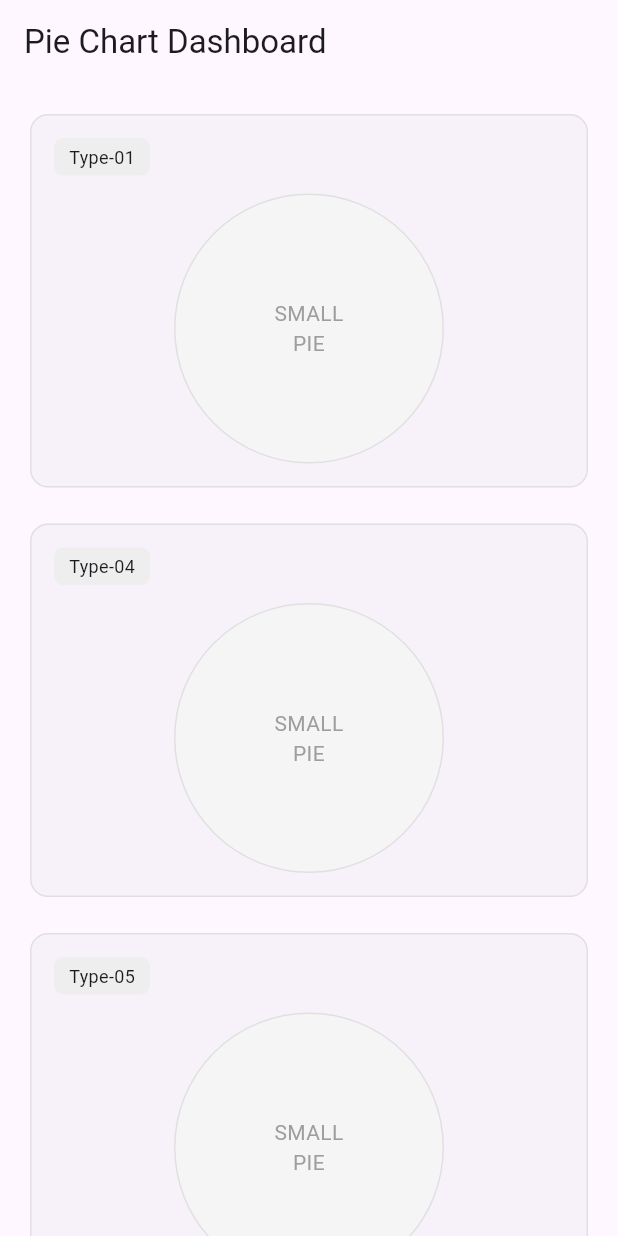
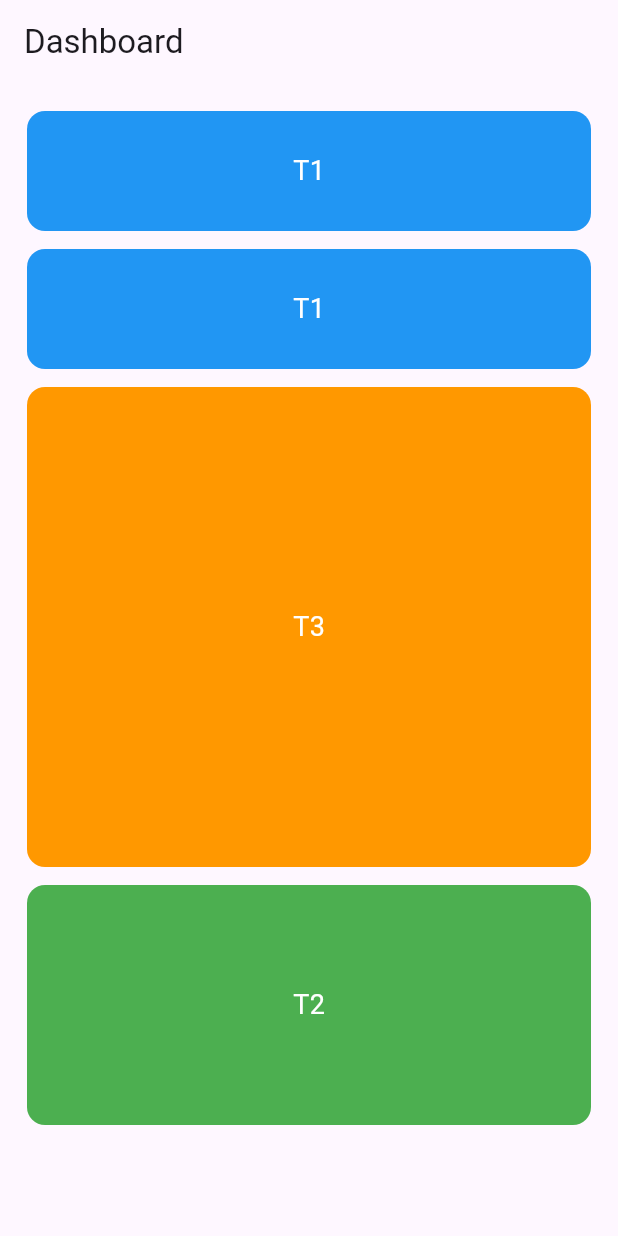
Before and after one commit to zVoid24/scube_app, a Flutter app: the screen it shows after launch, on a phone screen of 412 x 824 dp. Run offline on Flutter 3.47's test engine with Material 3 defaults, Android fonts, the phone set to English and light mode, and no system bars; our stand-ins replace fl_chart, get, open_file, syncfusion_flutter_charts, syncfusion_flutter_datagrid; missing offline and left inert: syncfusion_flutter_pdf, syncfusion_flutter_xlsio.

Commit message:
feat: implemented layout engine for custom card building

```diff
--- a/lib/main.dart
+++ b/lib/main.dart
@@ -1,9 +1,49 @@
+import 'dart:math';
+
 import 'package:flutter/material.dart';
-import 'package:flutter_application_1/presentation/pages/pie_dashboard_screen.dart';
 
 void main() {
   runApp(const MyApp());
 }
+
+/* ================= MODELS ================= */
+
+enum CardType { t1, t2, t3, t4 }
+
+class DashCard {
+  final CardType type;
+  const DashCard(this.type);
+}
+
+/* Height units for algorithm */
+int heightUnit(CardType type) {
+  switch (type) {
+    case CardType.t1:
+      return 1;
+    case CardType.t2:
+      return 2;
+    case CardType.t3:
+      return 3;
+    case CardType.t4:
+      return 0; // excluded
+  }
+}
+
+/* Visual base heights */
+double visualHeight(CardType type) {
+  switch (type) {
+    case CardType.t1:
+      return 80;
+    case CardType.t2:
+      return 160;
+    case CardType.t3:
+      return 320;
+    case CardType.t4:
+      return 120;
+  }
+}
+
+/* ================= APP ================= */
 
 class MyApp extends StatelessWidget {
   const MyApp({super.key});
@@ -12,7 +52,155 @@ class MyApp extends StatelessWidget {
   Widget build(BuildContext context) {
     return const MaterialApp(
       debugShowCheckedModeBanner: false,
-      home: PieDashboardScreen(),
+      home: Dashboard(),
     );
   }
 }
+
+/* ================= DASHBOARD ================= */
+
+class Dashboard extends StatelessWidget {
+  const Dashboard({super.key});
+
+  final List<DashCard> cards = const [
+    DashCard(CardType.t1),
+    DashCard(CardType.t1),
+    DashCard(CardType.t3),
+    DashCard(CardType.t2),
+    // DashCard(CardType.t1),
+    // DashCard(CardType.t2),
+    // DashCard(CardType.t3),
+    // DashCard(CardType.t1),
+    // DashCard(CardType.t2),
+    // DashCard(CardType.t4),
+    // DashCard(CardType.t1),
+    // DashCard(CardType.t2),
+  ];
+
+  @override
+  Widget build(BuildContext context) {
+    final isLandscape =
+        MediaQuery.of(context).orientation == Orientation.landscape;
+
+    final smallCards = cards.where((c) => c.type != CardType.t4).toList();
+    final fullWidthCards = cards.where((c) => c.type == CardType.t4).toList();
+
+    return Scaffold(
+      appBar: AppBar(title: const Text("Dashboard")),
+      body: SingleChildScrollView(
+        padding: const EdgeInsets.all(12),
+        child: Column(
+          crossAxisAlignment: CrossAxisAlignment.start,
+          children: [
+            if (!isLandscape)
+              ...smallCards.map((c) => buildCard(c))
+            else
+              _buildSmallCardsLandscape(context, smallCards),
+
+            const SizedBox(height: 16),
+
+            // T4 – full width, always after
+            ...fullWidthCards.map((c) => buildCard(c)),
+          ],
+        ),
+      ),
+    );
+  }
+
+  /* ================= LANDSCAPE SMALL CARDS ================= */
+
+  Widget _buildSmallCardsLandscape(BuildContext context, List<DashCard> cards) {
+    final columnCount = computeColumnCount(cards.length);
+    final columns = LayoutEngine.buildColumns(cards, columnCount: columnCount);
+
+    // Compute column heights
+    final columnHeights = columns
+        .map((col) => col.fold<double>(0, (s, c) => s + visualHeight(c.type)))
+        .toList();
+
+    final maxHeight = columnHeights.reduce(max);
+
+    return Row(
+      crossAxisAlignment: CrossAxisAlignment.start,
+      children: List.generate(columns.length, (i) {
+        final col = columns[i];
+        final diff = maxHeight - columnHeights[i];
+
+        final stretchables = col
+            .where((c) => c.type == CardType.t1 || c.type == CardType.t2)
+            .toList();
+
+        final extra = stretchables.isEmpty ? 0 : diff / stretchables.length;
+
+        return Expanded(
+          child: Column(
+            children: col.map((card) {
+              final base = visualHeight(card.type);
+              final height =
+                  (card.type == CardType.t1 || card.type == CardType.t2)
+                  ? base + extra
+                  : base;
+              return buildCard(card, height: height);
+            }).toList(),
+          ),
+        );
+      }),
+    );
+  }
+
+  /* ================= CARD ================= */
+
+  Widget buildCard(DashCard card, {double? height}) {
+    final color = {
+      CardType.t1: Colors.blue,
+      CardType.t2: Colors.green,
+      CardType.t3: Colors.orange,
+      CardType.t4: Colors.red,
+    }[card.type]!;
+
+    return Container(
+      width: double.infinity,
+      height: height ?? visualHeight(card.type),
+      margin: const EdgeInsets.all(6),
+      alignment: Alignment.center,
+      decoration: BoxDecoration(
+        color: color,
+        borderRadius: BorderRadius.circular(12),
+      ),
+      child: Text(
+        card.type.name.toUpperCase(),
+        style: const TextStyle(color: Colors.white, fontSize: 18),
+      ),
+    );
+  }
+}
+
+/* ================= LAYOUT ENGINE ================= */
+
+class LayoutEngine {
+  static List<List<DashCard>> buildColumns(
+    List<DashCard> cards, {
+    required int columnCount,
+  }) {
+    final columns = List.generate(columnCount, (_) => <DashCard>[]);
+    final heights = List.filled(columnCount, 0);
+
+    final sorted = [...cards]
+      ..sort((a, b) => heightUnit(b.type).compareTo(heightUnit(a.type)));
+
+    for (final card in sorted) {
+      final idx = heights.indexOf(heights.reduce(min));
+      columns[idx].add(card);
+      heights[idx] += heightUnit(card.type);
+    }
+
+    return columns;
+  }
+}
+
+/* ================= HELPERS ================= */
+
+int computeColumnCount(int cardCount) {
+  if (cardCount <= 3) return cardCount;
+  return 2; // mobile landscape baseline
+}
```
